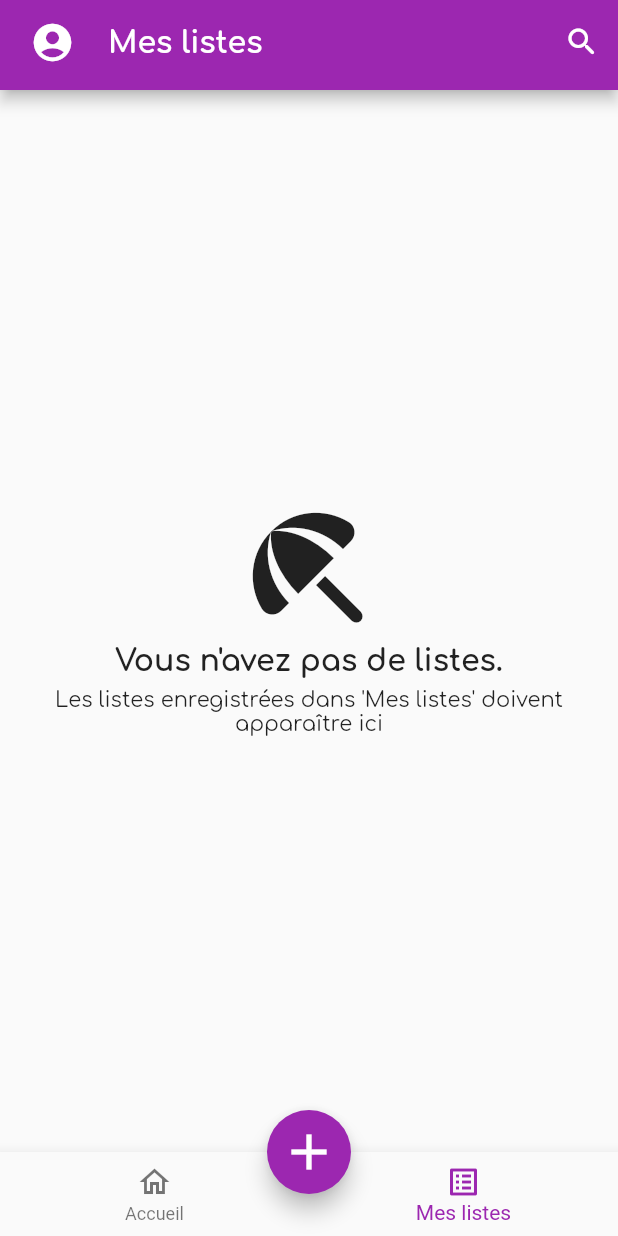
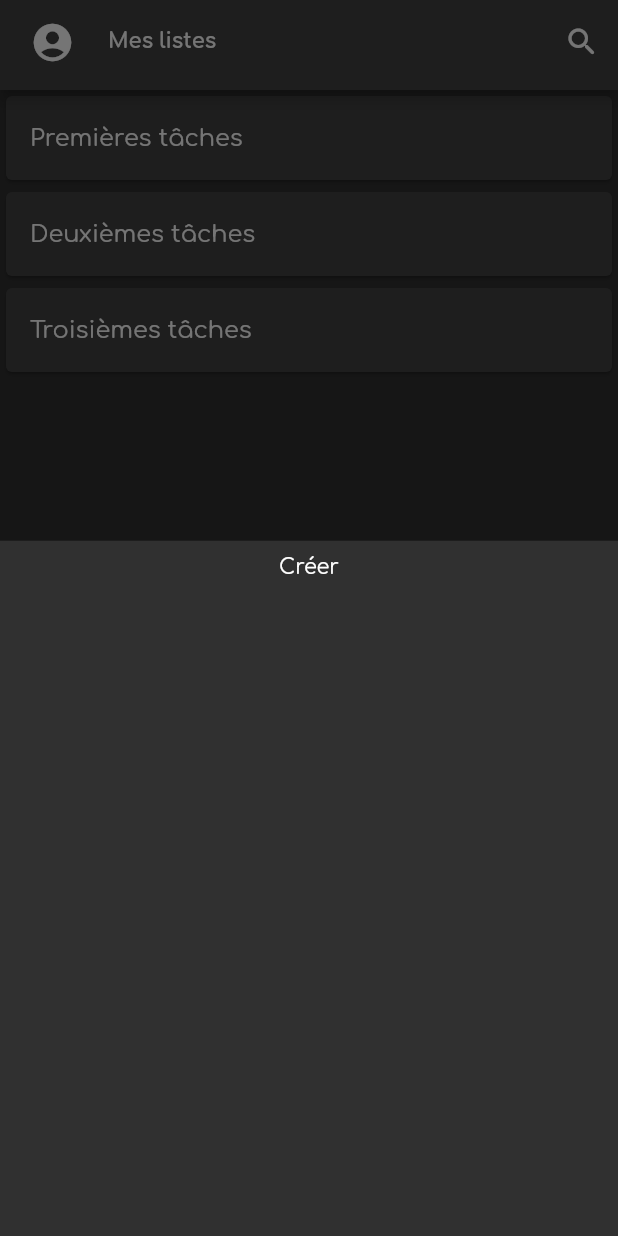
Before and after one commit to regi-gouale/iger, a Flutter app: the screen it shows after launch, item 2 of the bottom bar chosen, after a tap on the "add" icon, on a phone screen of 412 x 824 dp. Run offline on Flutter 3.47's test engine with Material 2 defaults, Android fonts, the phone set to English and light mode, and no system bars; our stand-ins replace bloc, flutter_bloc, google_fonts.

Commit message:
Make some clean

```diff
--- a/lib/main.dart
+++ b/lib/main.dart
@@ -29,7 +29,15 @@ class IgerApp extends StatelessWidget {
       child: MaterialApp(
         title: 'iGer',
         theme: ThemeData(
-          primarySwatch: Colors.purple,
+          brightness: Brightness.dark,
+          primaryColor: Colors.purpleAccent,
+          fontFamily: 'Comfortaa',
+          textTheme: const TextTheme(
+            headline1: TextStyle(fontSize: 72.0, fontWeight: FontWeight.bold),
+            headline2: TextStyle(fontSize: 36.0, fontStyle: FontStyle.italic),
+            headline6: TextStyle(fontSize: 14.0, fontWeight: FontWeight.bold),
+          ),
+          primarySwatch: Colors.green,
         ),
         home: const MainScreen(),
         debugShowCheckedModeBanner: false,
--- a/lib/screens/main_screen.dart
+++ b/lib/screens/main_screen.dart
@@ -1,4 +1,5 @@
 import 'package:flutter/material.dart';
+import 'package:google_fonts/google_fonts.dart';
 import 'package:iger/components/list_app_bar.dart';
 import 'package:iger/screens/views/home_view.dart';
 import 'package:iger/screens/views/list_tasks_view.dart';
@@ -12,6 +13,7 @@ class MainScreen extends StatefulWidget {
 
 class _MainScreenState extends State<MainScreen> {
   late final PageController _pageController;
+
   int _currentIndex = 1;
   String _appBarTitle = "Accueil";
 
@@ -25,6 +27,37 @@ class _MainScreenState extends State<MainScreen> {
   void dispose() {
     _pageController.dispose();
     super.dispose();
+  }
+
+  void _modal(BuildContext context) {
+    showModalBottomSheet(
+        context: context,
+        builder: (context) {
+          return Column(
+            children: <Widget>[
+              Padding(
+                padding: const EdgeInsets.symmetric(
+                  vertical: 10.0,
+                ),
+                child: Text(
+                  "Créer",
+                  style: GoogleFonts.comfortaa(),
+                ),
+              ),
+              // ListView.builder(
+              //   itemBuilder: (context, index) {
+              //     return ListTile(
+              //       leading: const Icon(Icons.local_pharmacy_outlined),
+              //       title: Text(
+              //         "Créer une nouvelle liste de tâches",
+              //         style: GoogleFonts.comfortaa(),
+              //       ),
+              //     );
+              //   },
+              // ),
+            ],
+          );
+        });
   }
 
   @override
@@ -65,7 +98,9 @@ class _MainScreenState extends State<MainScreen> {
         ],
       ),
       floatingActionButton: FloatingActionButton(
-        onPressed: () {},
+        onPressed: () {
+          _modal(context);
+        },
         child: const Icon(
           Icons.add,
           size: 40.0,
--- a/lib/screens/views/list_tasks_view.dart
+++ b/lib/screens/views/list_tasks_view.dart
@@ -2,33 +2,33 @@ import 'package:flutter/material.dart';
 import 'package:google_fonts/google_fonts.dart';
 
 const List<Map<String, dynamic>> tasksList = [
-  // {
-  //   "title": "Premières tâches",
-  //   "type": "task",
-  //   "items": [
-  //     "Manger",
-  //     "Travailler",
-  //   ],
-  //   "due-date": "20/03/2022",
-  // },
-  // {
-  //   "title": "Deuxièmes tâches",
-  //   "type": "task",
-  //   "items": [
-  //     "Manger",
-  //     "Travailler",
-  //   ],
-  //   "due-date": "20/03/2022",
-  // },
-  // {
-  //   "title": "Troisièmes tâches",
-  //   "type": "task",
-  //   "items": [
-  //     "Manger",
-  //     "Travailler",
-  //   ],
-  //   "due-date": "20/03/2022",
-  // }
+  {
+    "title": "Premières tâches",
+    "type": "task",
+    "items": [
+      "Manger",
+      "Travailler",
+    ],
+    "due-date": "20/03/2022",
+  },
+  {
+    "title": "Deuxièmes tâches",
+    "type": "task",
+    "items": [
+      "Manger",
+      "Travailler",
+    ],
+    "due-date": "20/03/2022",
+  },
+  {
+    "title": "Troisièmes tâches",
+    "type": "task",
+    "items": [
+      "Manger",
+      "Travailler",
+    ],
+    "due-date": "20/03/2022",
+  }
 ];
 
 class ListTasksView extends StatelessWidget {
--- a/lib/services/add_task/add_task_bloc.dart
+++ b/lib/services/add_task/add_task_bloc.dart
@@ -7,7 +7,6 @@ part 'add_task_state.dart';
 class AddTaskBloc extends Bloc<AddTaskEvent, AddTaskState> {
   AddTaskBloc() : super(AddTaskInitial()) {
     on<AddTaskEvent>((event, emit) {
-      // TODO: implement event handler
     });
   }
 }
--- a/lib/services/delete_task/delete_task_bloc.dart
+++ b/lib/services/delete_task/delete_task_bloc.dart
@@ -7,7 +7,6 @@ part 'delete_task_state.dart';
 class DeleteTaskBloc extends Bloc<DeleteTaskEvent, DeleteTaskState> {
   DeleteTaskBloc() : super(DeleteTaskInitial()) {
     on<DeleteTaskEvent>((event, emit) {
-      // TODO: implement event handler
     });
   }
 }
--- a/lib/services/search_task/search_task_bloc.dart
+++ b/lib/services/search_task/search_task_bloc.dart
@@ -7,7 +7,6 @@ part 'search_task_state.dart';
 class SearchTaskBloc extends Bloc<SearchTaskEvent, SearchTaskState> {
   SearchTaskBloc() : super(SearchTaskInitial()) {
     on<SearchTaskEvent>((event, emit) {
-      // TODO: implement event handler
     });
   }
 }
```
